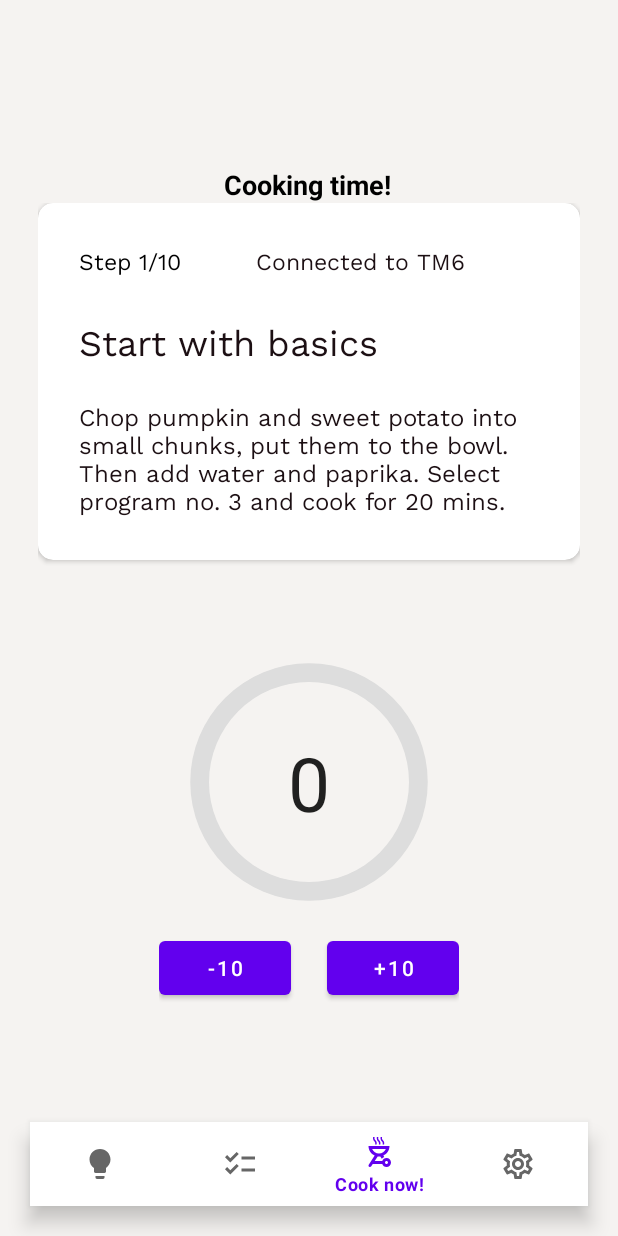
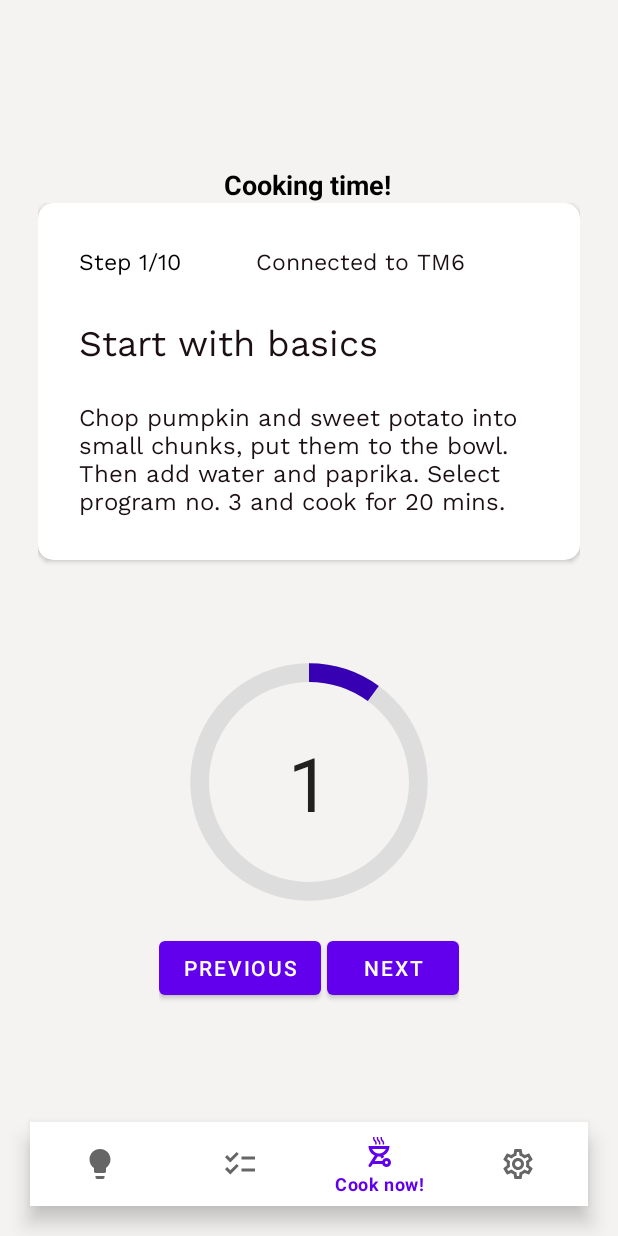
Before and after one commit to tazhibayda/cookingapp, an Android app: the CookNowFragment screen opened through its navigation route, on a phone screen of 412 x 824 dp. Run offline under Robolectric (Android 15) with nearby library versions, the phone set to English and light mode, and no system bars; our stand-ins replace navigation-ui; Roboto replaces fonts that are not available here.

```diff
--- a/app/src/main/java/com/example/cookingapp/CookNowFragment.kt
+++ b/app/src/main/java/com/example/cookingapp/CookNowFragment.kt
@@ -1,44 +1,79 @@
 package com.example.cookingapp
 
+import android.content.Context
 import android.os.Bundle
 import android.view.LayoutInflater
 import android.view.View
 import android.view.ViewGroup
-import android.widget.Button
-import android.widget.ProgressBar
-import android.widget.TextView
+import android.widget.Toast
 import androidx.fragment.app.Fragment
-import androidx.fragment.app.activityViewModels
 import androidx.fragment.app.viewModels
 import com.example.cookingapp.databinding.FragmentCookNowBinding
+import com.example.cookingapp.models.CookNowData
 import com.example.cookingapp.models.CookNowViewModel
+import com.google.android.material.dialog.MaterialAlertDialogBuilder
 
 
 class CookNowFragment : Fragment() {
     private var _binding: FragmentCookNowBinding? = null
     private val binding: FragmentCookNowBinding get() = _binding!!
+    private var counter: Int = 0
+    private val viewModel: CookNowViewModel by viewModels()
 
-    private val viewModel: CookNowViewModel by viewModels()
+    val listOfCookSteps :ArrayList<CookNowData> = ArrayList()
+
     override fun onCreateView(
         inflater: LayoutInflater,
         container: ViewGroup?,
         savedInstanceState: Bundle?,
     ): View {
         _binding = FragmentCookNowBinding.inflate(inflater, container, false)
+
+        listOfCookSteps.add(CookNowData("Step 1/10", "Chop pumpkin and sweet potato into small chunks, put them to the bowl.\n" +
+                "Then add water and paprika. Select program no. 3 and cook for 20 mins."))
+        listOfCookSteps.add(CookNowData("Step 2/10", "Lorem ipsum dolor sit amet, consectetuer adipiscing elit. Aenean commodo ligula eget dolor. Aenean massa."))
+        listOfCookSteps.add(CookNowData("Step 3/10","Nulla consequat massa quis enim. Donec pede justo, fringilla vel, aliquet nec, vulputate eget, arcu."))
+        listOfCookSteps.add(CookNowData("Step 4/10", "In enim justo, rhoncus ut, imperdiet a, venenatis vitae, justo. Nullam dictum felis eu pede mollis pretium."))
+        listOfCookSteps.add(CookNowData("Step 5/10", "Vivamus elementum semper nisi. Aenean vulputate eleifend tellus. Aenean leo ligula, porttitor eu, consequat vitae, eleifend ac, enim."))
+        listOfCookSteps.add(CookNowData("Step 6/10", "Aliquam lorem ante, dapibus in, viverra quis, feugiat a, tellus. Phasellus viverra nulla ut metus varius laoreet. "))
+        listOfCookSteps.add(CookNowData("Step 7/10", "Etiam ultricies nisi vel augue. Curabitur ullamcorper ultricies nisi. Nam eget dui. Etiam rhoncus. "))
+        listOfCookSteps.add(CookNowData("Step 8/10", "Maecenas tempus, tellus eget condimentum rhoncus, sem quam semper libero, sit amet adipiscing sem neque sed ipsum."))
+        listOfCookSteps.add(CookNowData("Step 9/10", "Nam quam nunc, blandit vel, luctus pulvinar, hendrerit id, lorem. Maecenas nec odio et ante tincidunt tempus. "))
+        listOfCookSteps.add(CookNowData("Step 10/10", "Donec vitae sapien ut libero venenatis faucibus. Nullam quis ante. Etiam sit amet orci eget eros faucibus tincidunt. Duis leo."))
+
         return binding.root
     }
 
     override fun onViewCreated(view: View, savedInstanceState: Bundle?) {
         binding.buttonDecr.setOnClickListener {
             viewModel.decreaseScore()
+            if(counter<=9){
+                counter--
+                binding.cookingStepText.text = listOfCookSteps.get(counter).steps
+                binding.cookingText1.text = listOfCookSteps.get(counter).stepDiscription
+            }
         }
         binding.buttonIncr.setOnClickListener {
             viewModel.increaseScore()
+            if(counter<=9){
+                counter++
+                binding.cookingStepText.text = listOfCookSteps.get(counter).steps
+                binding.cookingText1.text = listOfCookSteps.get(counter).stepDiscription
+            }
+            else{
+                MaterialAlertDialogBuilder(requireContext())
+                    .setTitle("Congratulations!")
+                    .setMessage("Enjoy your meal! Bon appetit!")
+                    .setCancelable(false)
+                    .show()
+            }
         }
         viewModel.score.observe(viewLifecycleOwner) { newScore ->
             updateScore(newScore)
         }
     }
+
+
 
     override fun onDestroyView() {
         super.onDestroyView()
@@ -46,9 +81,16 @@ class CookNowFragment : Fragment() {
     }
 
     private fun updateScore(newScore: Int) {
+        var textToTV = newScore/10
         binding.progressBar.progress = newScore
-        binding.textViewProgress.text = newScore.toString()
+        binding.textViewProgress.text = textToTV.toString()
 
+
+//        if(counter<=9){
+//            binding.cookingStepText.text = listOfCookSteps.get(counter).steps
+//            binding.cookingText1.text = listOfCookSteps.get(counter).stepDiscription
+//            counter++
+//        }
     }
 
 
--- a/app/src/main/java/com/example/cookingapp/models/CookNowViewModel.kt
+++ b/app/src/main/java/com/example/cookingapp/models/CookNowViewModel.kt
@@ -4,9 +4,10 @@ import android.util.Log
 import androidx.lifecycle.LiveData
 import androidx.lifecycle.MutableLiveData
 import androidx.lifecycle.ViewModel
+import com.example.cookingapp.models.CookNowData
 
 class CookNowViewModel: ViewModel(){
-    private var _score = MutableLiveData(0)
+    private var _score = MutableLiveData(10)
     val score: LiveData<Int> = _score
 
      fun increaseScore() {
@@ -16,7 +17,9 @@ class CookNowViewModel: ViewModel(){
      fun decreaseScore() {
          _score.value = score.value!! - 10
     }
+    fun updateInformation(){
 
+    }
 
 
 }
--- a/app/src/main/res/layout/fragment_cook_now.xml
+++ b/app/src/main/res/layout/fragment_cook_now.xml
@@ -92,7 +92,7 @@
                     android:layout_marginTop="20dp"
                     android:fontFamily="@font/work_sans"
                     android:text="Chop pumpkin and sweet potato into small chunks, put them to the bowl.
-                                  Then add water and paprika. Select program no. 3 and cook for 20 mins."
+                    Then add water and paprika. Select program no. 3 and cook for 20 mins."
                     android:textColor="#1C0F13"
                     android:textSize="16sp"
                     app:layout_constraintStart_toStartOf="parent"
@@ -152,7 +152,7 @@
                 android:id="@+id/button_decr"
                 android:layout_width="wrap_content"
                 android:layout_height="wrap_content"
-                android:text="-10"
+                android:text="previous"
                 app:layout_constraintStart_toStartOf="@id/progress_bar"
                 app:layout_constraintTop_toBottomOf="@id/progress_bar" />
 
@@ -160,8 +160,11 @@
                 android:id="@+id/button_incr"
                 android:layout_width="wrap_content"
                 android:layout_height="wrap_content"
-                android:text="+10"
+                android:layout_marginStart="112dp"
+                android:text="next"
+                app:layout_constraintBottom_toBottomOf="parent"
                 app:layout_constraintEnd_toEndOf="@id/progress_bar"
+                app:layout_constraintStart_toStartOf="@+id/button_decr"
                 app:layout_constraintTop_toBottomOf="@id/progress_bar" />
 
         </androidx.constraintlayout.widget.ConstraintLayout>
```
